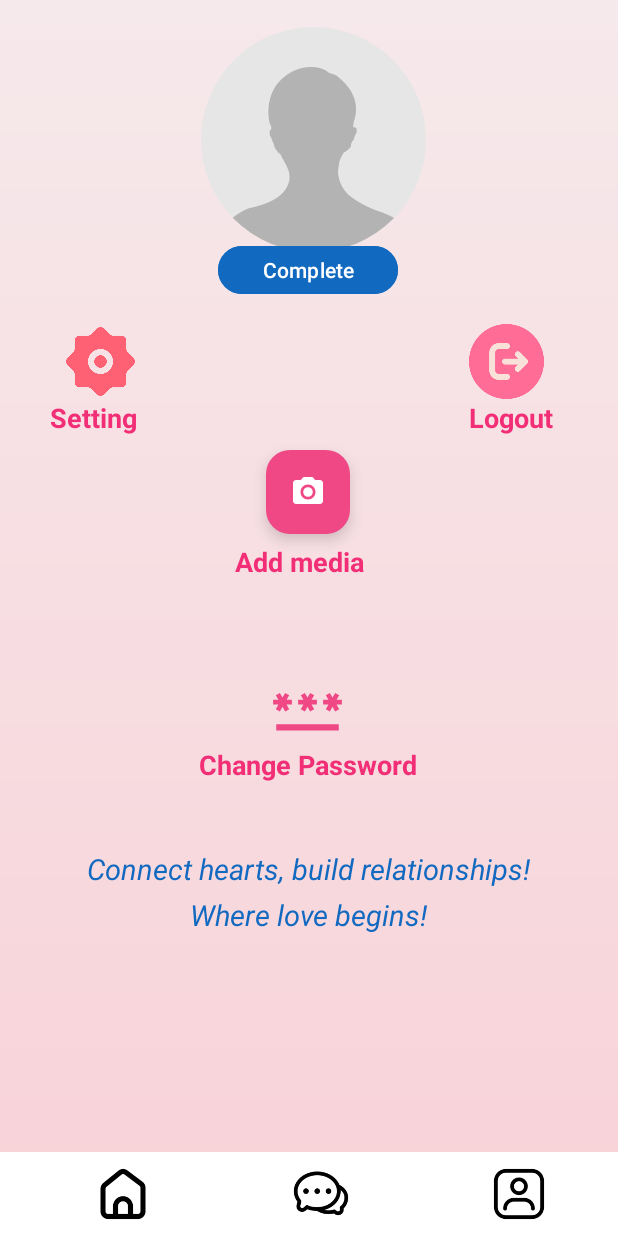
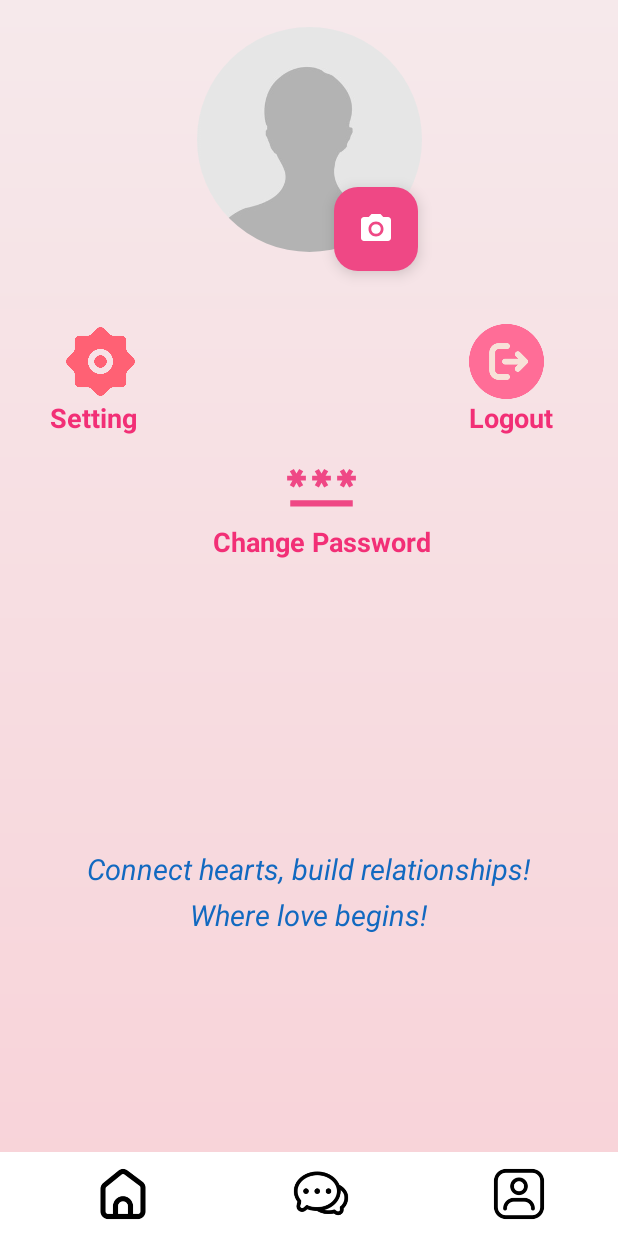
Before and after one commit to voquynhnga/Cupid-App, an Android app: the MyProfileFragment screen opened through its navigation route, on a phone screen of 412 x 824 dp. Run offline under Robolectric (Android 15) with nearby library versions, the phone set to English and light mode, and no system bars; our stand-ins replace Firebase (no records; nobody signed in at launch, a user with empty details on screens opened directly), navigation-ui; libraries missing offline, so code that uses them is left out: com.lorentzos.flingswipe; pictures from the network do not load; 2 statements that could not run were skipped.

Commit message:
finish 1st project

```diff
--- a/app/src/main/java/com/midterm/destined/Views/Authentication/Login.java
+++ b/app/src/main/java/com/midterm/destined/Views/Authentication/Login.java
@@ -85,31 +85,33 @@ public class Login extends AppCompatActivity {
 
         tvfp.setOnClickListener(v -> {
             AlertDialog.Builder builder = new AlertDialog.Builder(Login.this);
-            builder.setTitle("Quên mật khẩu");
+            builder.setTitle("Forgot Password");
 
             final EditText emailInput = new EditText(Login.this);
-            emailInput.setHint("Nhập email của bạn");
+            emailInput.setHint("Enter your email");
             builder.setView(emailInput);
 
-            builder.setPositiveButton("Gửi", (dialog, which) -> {
+            builder.setPositiveButton("Send", (dialog, which) -> {
                 String email = emailInput.getText().toString().trim();
                 if (email.isEmpty()) {
-                    Toast.makeText(Login.this, "Email không được để trống!", Toast.LENGTH_SHORT).show();
+                    Toast.makeText(Login.this, "Email cannot be empty!", Toast.LENGTH_SHORT).show();
                     return;
                 }
                 FirebaseAuth.getInstance().sendPasswordResetEmail(email)
                         .addOnCompleteListener(task -> {
                             if (task.isSuccessful()) {
-                                Toast.makeText(Login.this, "Đã gửi email đặt lại mật khẩu. Vui lòng kiểm tra!", Toast.LENGTH_SHORT).show();
+                                Toast.makeText(Login.this, "Password reset email sent. Please check your email!", Toast.LENGTH_SHORT).show();
                             } else {
-                                Toast.makeText(Login.this, "Không thể gửi email. Vui lòng thử lại!", Toast.LENGTH_SHORT).show();
+                                Toast.makeText(Login.this, "Failed to send email. Please try again!", Toast.LENGTH_SHORT).show();
                             }
                         });
             });
 
-            builder.setNegativeButton("Hủy", (dialog, which) -> dialog.dismiss());
+            builder.setNegativeButton("Cancel", (dialog, which) -> dialog.dismiss());
             builder.show();
         });
+
+
     }
 
     @Override
--- a/app/src/main/res/layout/fragment_my_profile.xml
+++ b/app/src/main/res/layout/fragment_my_profile.xml
@@ -15,27 +15,14 @@
         android:id="@+id/im_Avatar"
         android:layout_width="150dp"
         android:layout_height="150dp"
-        android:layout_marginEnd="128dp"
         android:src="@drawable/avatardefault"
         app:layout_constraintBottom_toBottomOf="parent"
         app:layout_constraintEnd_toEndOf="parent"
+        app:layout_constraintStart_toStartOf="parent"
         app:layout_constraintTop_toTopOf="parent"
         app:layout_constraintVertical_bias="0.027"
         app:shapeAppearanceOverlay="@style/RoundImageShape" />
 
-    <Button
-        android:layout_width="120dp"
-        android:layout_height="40dp"
-        android:backgroundTint="#1269C0"
-        android:clickable="false"
-        android:gravity="center_horizontal"
-        android:text="Complete"
-        app:layout_constraintBottom_toBottomOf="parent"
-        app:layout_constraintEnd_toEndOf="parent"
-        app:layout_constraintHorizontal_bias="0.498"
-        app:layout_constraintStart_toStartOf="parent"
-        app:layout_constraintTop_toTopOf="parent"
-        app:layout_constraintVertical_bias="0.204"></Button>
 
     <com.google.android.material.floatingactionbutton.FloatingActionButton
         android:id="@+id/btn_Avatar"
@@ -47,12 +34,11 @@
         app:backgroundTint="#EF4885"
         app:layout_constraintBottom_toBottomOf="parent"
         app:layout_constraintEnd_toEndOf="parent"
-        app:layout_constraintHorizontal_bias="0.498"
+        app:layout_constraintHorizontal_bias="0.625"
         app:layout_constraintStart_toStartOf="parent"
         app:layout_constraintTop_toTopOf="parent"
-        app:layout_constraintVertical_bias="0.391"
+        app:layout_constraintVertical_bias="0.162"
         app:tint="#ffffff" />
-
 
     <ImageView
         android:id="@+id/im_Setting"
@@ -116,16 +102,16 @@
         android:id="@+id/change_pass"
         android:layout_width="50dp"
         android:layout_height="50dp"
+        android:backgroundTint="#EF4885"
         android:clickable="true"
         android:contentDescription="changepass here"
         android:src="@drawable/baseline_password_24"
-        android:backgroundTint="#EF4885"
         app:layout_constraintBottom_toBottomOf="parent"
         app:layout_constraintEnd_toEndOf="parent"
-        app:layout_constraintHorizontal_bias="0.498"
+        app:layout_constraintHorizontal_bias="0.523"
         app:layout_constraintStart_toStartOf="parent"
         app:layout_constraintTop_toTopOf="parent"
-        app:layout_constraintVertical_bias="0.578"
+        app:layout_constraintVertical_bias="0.385"
         app:shapeAppearanceOverlay="@style/RoundImageShape">
 
     </ImageView>
@@ -139,24 +125,25 @@
         android:textStyle="bold"
         app:layout_constraintBottom_toBottomOf="parent"
         app:layout_constraintEnd_toEndOf="parent"
-        app:layout_constraintHorizontal_bias="0.498"
+        app:layout_constraintHorizontal_bias="0.532"
         app:layout_constraintStart_toStartOf="parent"
         app:layout_constraintTop_toBottomOf="@+id/change_pass"
-        app:layout_constraintVertical_bias="0.0"></TextView>
+        app:layout_constraintVertical_bias="0.002"></TextView>
 
     <TextView
         android:layout_width="wrap_content"
         android:layout_height="wrap_content"
+        android:layout_marginBottom="656dp"
         android:text="Add media"
         android:textColor="#F22F76"
         android:textSize="18sp"
         android:textStyle="bold"
         app:layout_constraintBottom_toBottomOf="parent"
         app:layout_constraintEnd_toEndOf="parent"
-        app:layout_constraintHorizontal_bias="0.48"
+        app:layout_constraintHorizontal_bias="0.648"
         app:layout_constraintStart_toStartOf="parent"
-        app:layout_constraintTop_toBottomOf="@+id/im_Setting"
-        app:layout_constraintVertical_bias="0.18"></TextView>
+        app:layout_constraintTop_toBottomOf="@+id/btn_Avatar"
+        app:layout_constraintVertical_bias="0.6"></TextView>
 
     <TextView
         android:layout_width="wrap_content"
```
